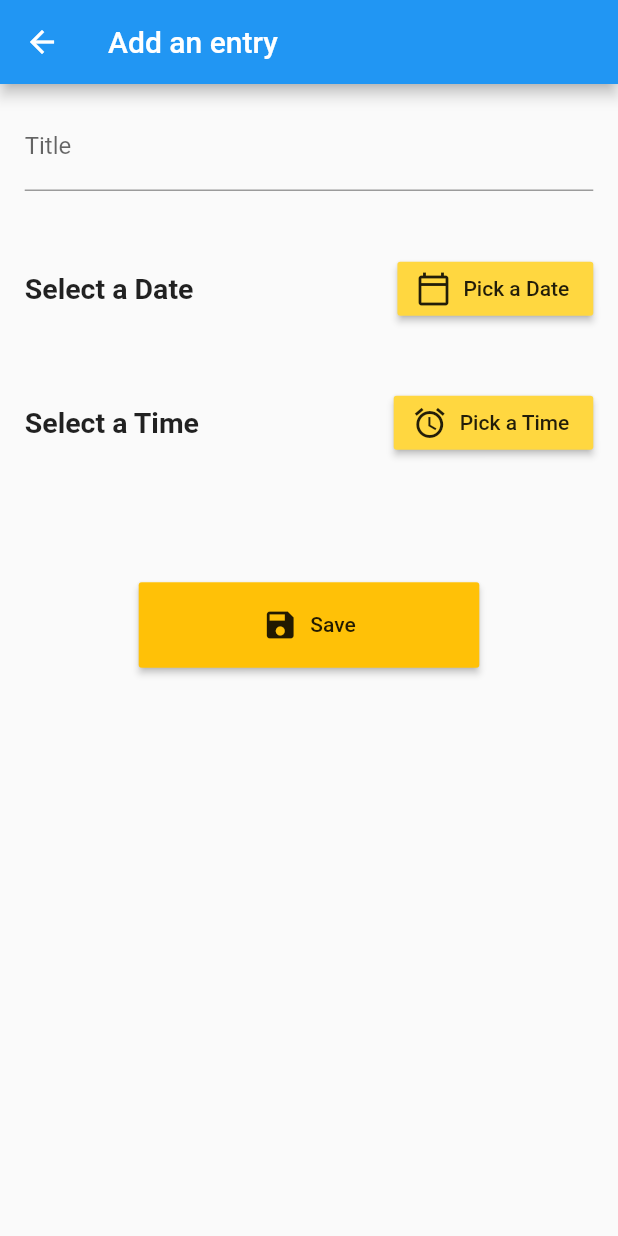
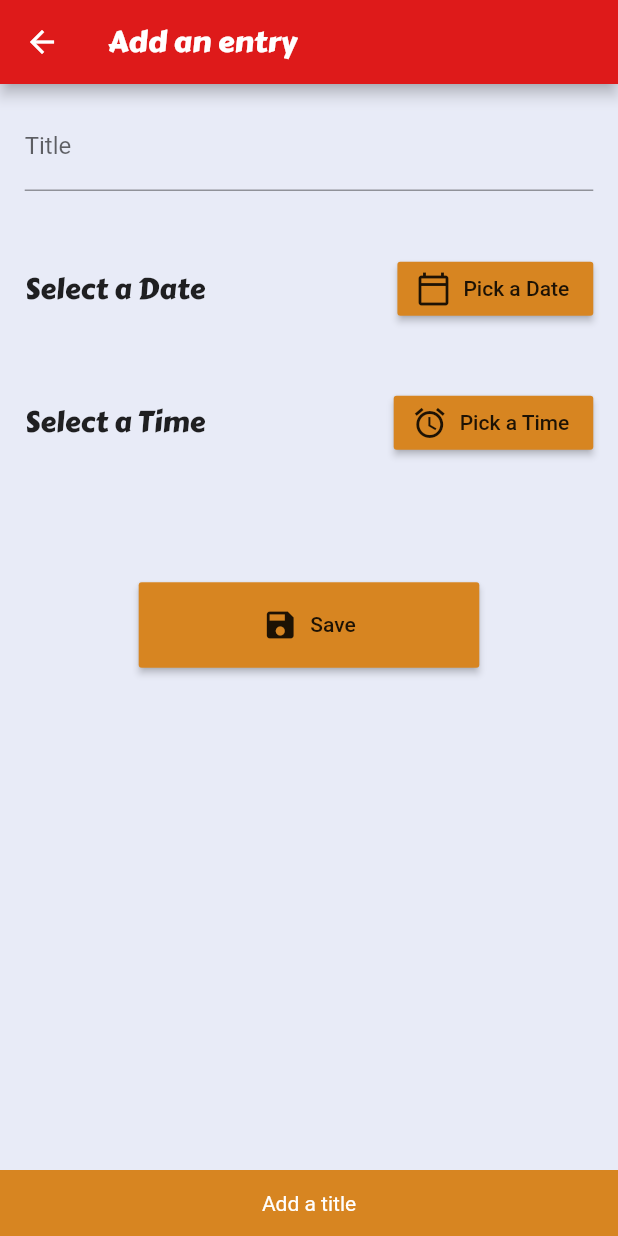
Before and after one commit to joeldsouza2001/Flutter, a Flutter app: the NewTodo screen opened by its route, after a tap on "Save", on a phone screen of 412 x 824 dp. Run offline on Flutter 3.47's test engine with Material 2 defaults, Android fonts, the phone set to English and light mode, and no system bars.

Commit message:
29/11 8:30pm

```diff
--- a/lib/homescreen.dart
+++ b/lib/homescreen.dart
@@ -10,10 +10,13 @@ class _HomeScreenState extends State<HomeScreen> {
   @override
   Widget build(BuildContext context) {
     return Scaffold(
+      backgroundColor: Color.fromRGBO(232, 235, 247,1),
       appBar: AppBar(
-        title: Text('ToDo App'),
+        title: Text('ToDo App',style: TextStyle(fontFamily: 'carterOne'),),
+        backgroundColor: Color.fromRGBO(222, 26, 26,1),
       ),
       body: SafeArea(
+
           child: Container(
         padding: EdgeInsets.all(5),
         margin: EdgeInsets.all(5),
@@ -21,8 +24,8 @@ class _HomeScreenState extends State<HomeScreen> {
       )),
       floatingActionButton: FloatingActionButton(
         child: Icon(Icons.add),
-        backgroundColor: Colors.amber,
-        foregroundColor: Colors.black,
+        backgroundColor: Color.fromRGBO(215, 133, 33,1),
+        foregroundColor: Colors.white,
         onPressed: () {
           Navigator.pushNamed(context, '/newtodo');
         },
--- a/lib/main.dart
+++ b/lib/main.dart
@@ -22,6 +22,7 @@ class MyApp extends StatelessWidget {
         '/newtodo':(context)=>NewTodo(),
       },
       debugShowCheckedModeBanner: false,
+
     );
   }
 }
--- a/lib/new_todo.dart
+++ b/lib/new_todo.dart
@@ -10,12 +10,11 @@ class NewTodo extends StatefulWidget {
 
 class _NewTodoState extends State<NewTodo> {
   DateTime date;
-  DateTime pickedDate = DateTime.now();
+  DateTime pickedDate;
   bool isDate = false;
   TimeOfDay time;
-  DateTime pickedTime = DateTime.now();
+  DateTime pickedTime;
   bool isTime = false;
-  final tstyle = TextStyle(fontSize: 19, fontWeight: FontWeight.w600);
   final titleController = TextEditingController();
   final GlobalKey<FormState> _formKey = GlobalKey<FormState>();
   @override
@@ -30,10 +29,16 @@ class _NewTodoState extends State<NewTodo> {
     final provider = Provider.of<TodoProvider>(context, listen: false);
     return Scaffold(
       resizeToAvoidBottomInset: false,
+      backgroundColor: Color.fromRGBO(232, 235, 247, 1),
       appBar: AppBar(
-        title: Text('Add an entry'),
+        title: Text(
+          'Add an entry',
+          style: TextStyle(fontFamily: 'carterOne'),
         ),
-      body: Container(
+        backgroundColor: Color.fromRGBO(222, 26, 26, 1),
+      ),
+      body: Builder(
+        builder: (context) => Container(
           margin: EdgeInsets.symmetric(horizontal: width * 3, vertical: height),
           padding: EdgeInsets.all(width),
           child: Column(
@@ -43,7 +48,8 @@ class _NewTodoState extends State<NewTodo> {
                 autovalidate: true,
                 key: _formKey,
                 child: TextFormField(
-                decoration: InputDecoration(labelText: 'Title'),
+                  decoration: InputDecoration(
+                      labelText: 'Title', focusColor: Colors.amber),
                   controller: titleController,
                   validator: (String text) {
                     if (text.length > 30) {
@@ -60,11 +66,15 @@ class _NewTodoState extends State<NewTodo> {
               Row(
                 children: [
                   isDate
-                    ? Text(DateFormat.yMMMMd('en_US').format(pickedDate),
-                        style: tstyle)
+                      ? Text(
+                          DateFormat.yMMMMd('en_US').format(pickedDate),
+                          style:
+                              TextStyle(fontFamily: 'carterOne', fontSize: 19),
+                        )
                       : Text(
                           'Select a Date',
-                        style: tstyle,
+                          style:
+                              TextStyle(fontFamily: 'carterOne', fontSize: 19),
                         ),
                   Spacer(),
                   RaisedButton.icon(
@@ -73,15 +83,27 @@ class _NewTodoState extends State<NewTodo> {
                           context: context,
                           initialDate: DateTime.now(),
                           lastDate: DateTime(DateTime.now().year + 1),
-                        firstDate: DateTime.now());
+                          firstDate: DateTime.now(),
+                          builder:(context,child)=>Theme(data: ThemeData.light().copyWith(
+                            //primaryColor: Colors.red,
+                            //accentColor: Color.fromRGBO(215, 133, 33, 1),
+                            colorScheme: ColorScheme.light(primary:  Color.fromRGBO(222, 26, 26, 1),)
+
+                          ),child: child,),
+                          );
+                      if (date == null) return;
                       setState(() {
                         pickedDate = date;
                         if (date != null) isDate = true;
                       });
                     },
-                  icon: Icon(Icons.calendar_today_outlined),
-                  label: Text('Pick a Date'),
-                  color: Colors.amberAccent,
+                    icon: Icon(
+                      Icons.calendar_today_outlined,
+                    ),
+                    label: Text(
+                      'Pick a Date',
+                    ),
+                    color: Color.fromRGBO(215, 133, 33, 1),
                   )
                 ],
               ),
@@ -93,17 +115,26 @@ class _NewTodoState extends State<NewTodo> {
                   isTime
                       ? Text(
                           DateFormat().add_jm().format(pickedTime),
-                        style: tstyle,
+                          style:
+                              TextStyle(fontFamily: 'carterOne', fontSize: 19),
                         )
                       : Text(
                           'Select a Time',
-                        style: tstyle,
+                          style:
+                              TextStyle(fontFamily: 'carterOne', fontSize: 19),
                         ),
                   Spacer(),
                   RaisedButton.icon(
                     onPressed: () async {
                       time = await showTimePicker(
-                          context: context, initialTime: TimeOfDay.now());
+                          context: context, initialTime: TimeOfDay.now(),
+                          builder: (context,child)=>Theme(data: ThemeData.light().copyWith(
+                            //primaryColor: Colors.red,
+                            //accentColor: Color.fromRGBO(215, 133, 33, 1),
+                            colorScheme: ColorScheme.light(primary:  Color.fromRGBO(222, 26, 26, 1),)
+
+                          ),child: child,));
+                      if (time == null) return;
                       DateTime now = DateTime.now();
                       DateTime t = DateTime(
                           now.day, now.month, now.year, time.hour, time.minute);
@@ -114,21 +145,44 @@ class _NewTodoState extends State<NewTodo> {
                     },
                     icon: Icon(Icons.alarm),
                     label: Text('Pick a Time'),
-                    color: Colors.amberAccent)
+                    color: Color.fromRGBO(215, 133, 33, 1),
+                  ),
                 ],
               ),
               SizedBox(height: height * 10),
               RaisedButton.icon(
                   padding: EdgeInsets.symmetric(
                       horizontal: width * 20, vertical: height * 2),
-                color: Colors.amber,
+                  color: Color.fromRGBO(215, 133, 33, 1),
                   onPressed: () {
-                  if (titleController.text.length <= 30) {
+                    if (titleController.text.length == 0) {
+                      Scaffold.of(context).hideCurrentSnackBar();
+                      Scaffold.of(context).showSnackBar(SnackBar(
+                        content:
+                            Text('Add a title', textAlign: TextAlign.center),
+                        backgroundColor: Color.fromRGBO(215, 133, 33, 1),
+                      ));
+                    } else if (pickedDate == null || pickedTime == null) {
+                      Scaffold.of(context).hideCurrentSnackBar();
+                      Scaffold.of(context).showSnackBar(SnackBar(
+                        content: Text('Select a valid date and time',
+                            textAlign: TextAlign.center),
+                        backgroundColor: Color.fromRGBO(215, 133, 33, 1),
+                      ));
+                      return;
+                    } else if (titleController.text.length >= 30) {
+                      Scaffold.of(context).hideCurrentSnackBar();
+                      Scaffold.of(context).showSnackBar(SnackBar(
+                        content: Text('Too lengthy title',
+                            textAlign: TextAlign.center),
+                        backgroundColor: Color.fromRGBO(215, 133, 33, 1),
+                      ));
+                    } else {
                       provider.addTodo(Todo(
                           date: pickedDate,
                           time: pickedTime,
                           title: titleController.text));
-                    //Navigator.of(context).pop();
+                      Navigator.of(context).pop();
                     }
                   },
                   icon: Icon(Icons.save),
@@ -136,6 +190,7 @@ class _NewTodoState extends State<NewTodo> {
             ],
           ),
         ),
+      ),
     );
   }
 }
--- a/lib/provider.dart
+++ b/lib/provider.dart
@@ -63,8 +63,8 @@ class TodoProvider with ChangeNotifier {
     //_todo.sort((a, b) => a.time.compareTo(b.time));
     //print(_dates);
     //print(_todo);
-    print(map);
-    print(_dates);
+    //print(map);
+    //print(_dates);
     //print(map['November 27, 2020'].length);
     notifyListeners();
   }
--- a/lib/todo_list.dart
+++ b/lib/todo_list.dart
@@ -19,7 +19,7 @@ class TodoList extends StatelessWidget {
     //print('$height | $width');
     return provider.dates.length == 0
         ? Center(
-            child: Text('Nothing to Display'),
+            child: Text('Nothing to Display',style: TextStyle(fontFamily: 'carterOne',fontSize: 25),),
           )
         : ListView.builder(
             itemCount: provider.dates.length,
@@ -40,7 +40,7 @@ class TodoList extends StatelessWidget {
                       itemCount: provider.map[provider.dates[index1]].length,
                       itemBuilder: (context, index2) => Container(
                             margin: EdgeInsets.all(5),
-                            color: Colors.yellow,
+                            color: Color.fromRGBO(242, 211, 152,1),
                             child: ListTile(
                                 leading: Text(
                                   DateFormat.jm().format(provider
```
Lines whose indentation alone changed are shown as unchanged.
